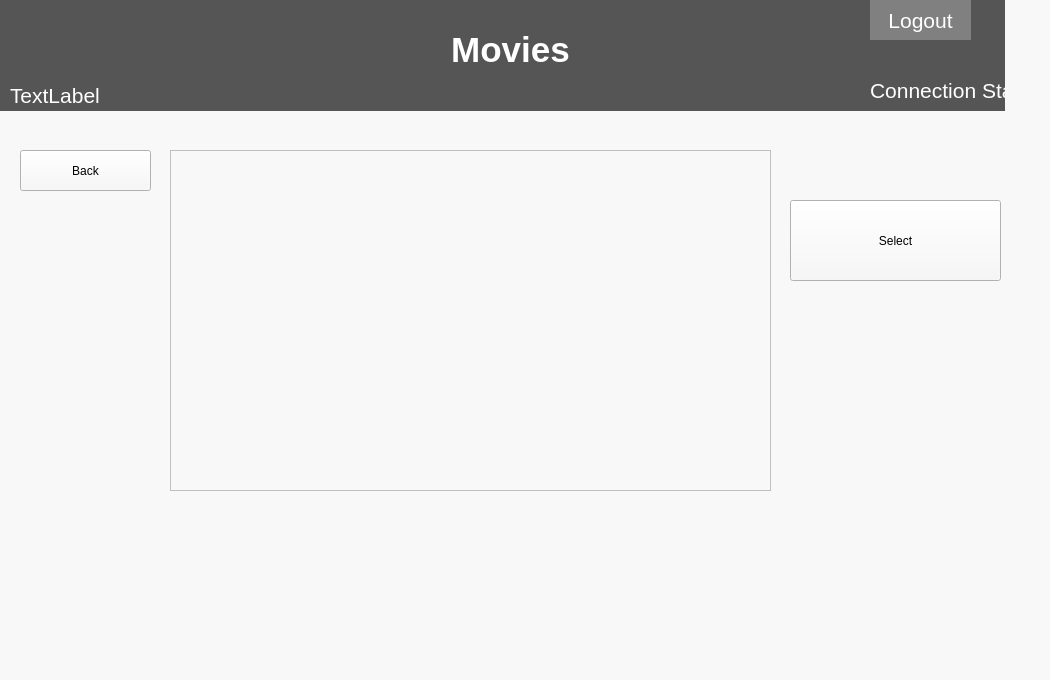
Qt form QT/learn.ui (LuciaCG/Bluebird) before a commit.
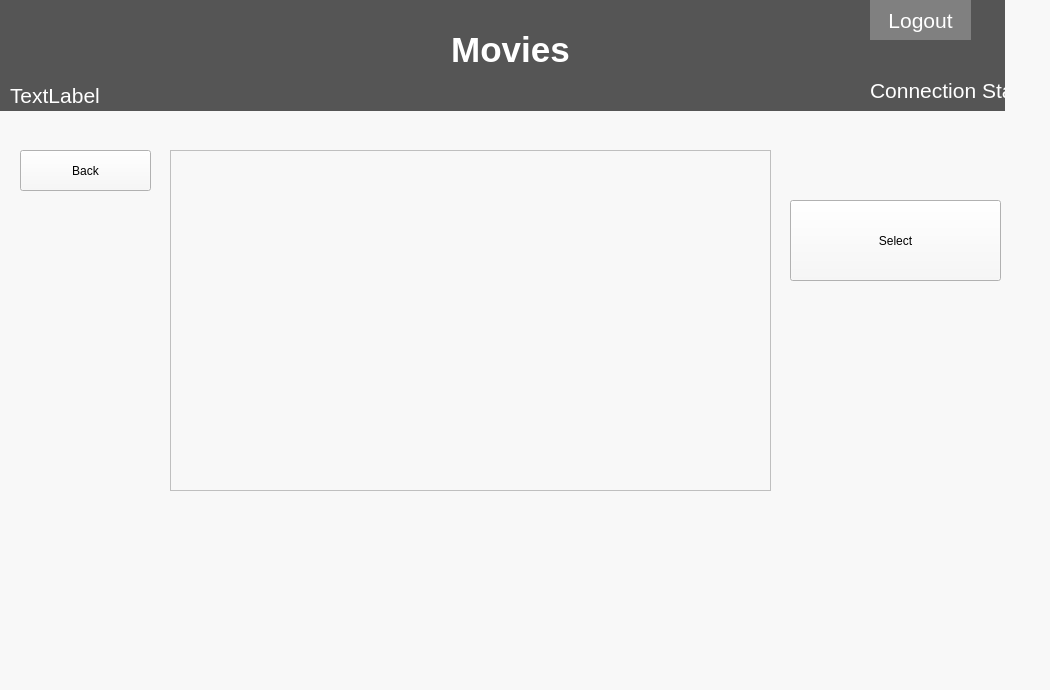
The same form after that commit.

The edit to the form file:
```diff
--- a/QT/learn.ui
+++ b/QT/learn.ui
@@ -7,7 +7,7 @@
     <x>0</x>
     <y>0</y>
     <width>1050</width>
-    <height>680</height>
+    <height>690</height>
    </rect>
   </property>
   <property name="windowTitle">
```
